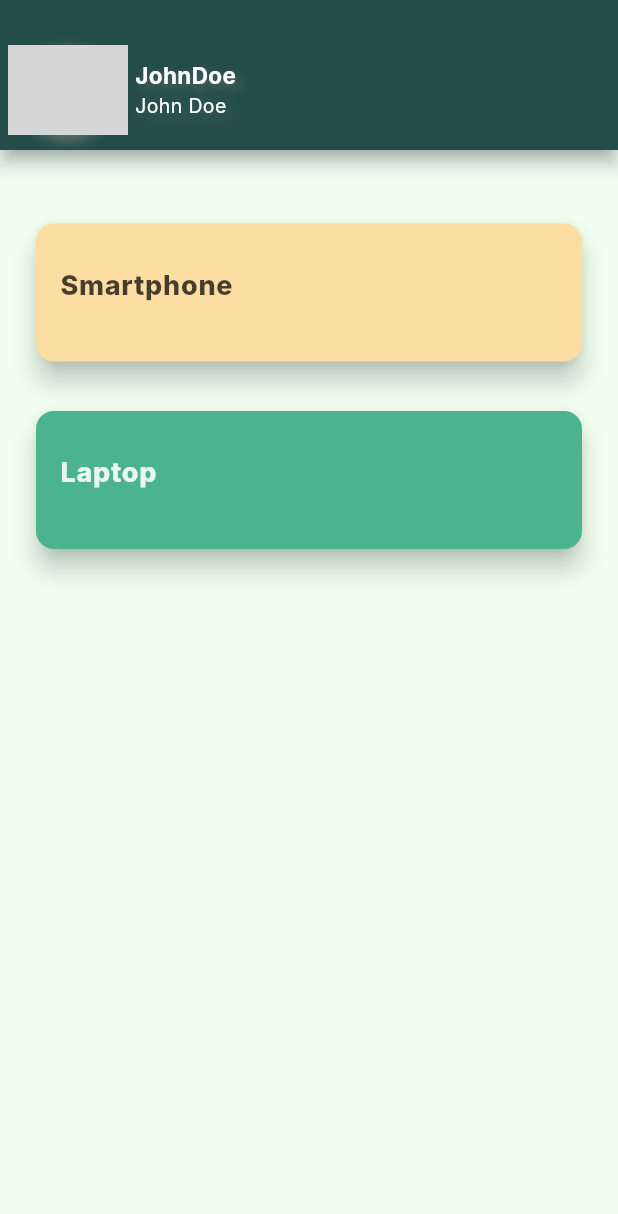
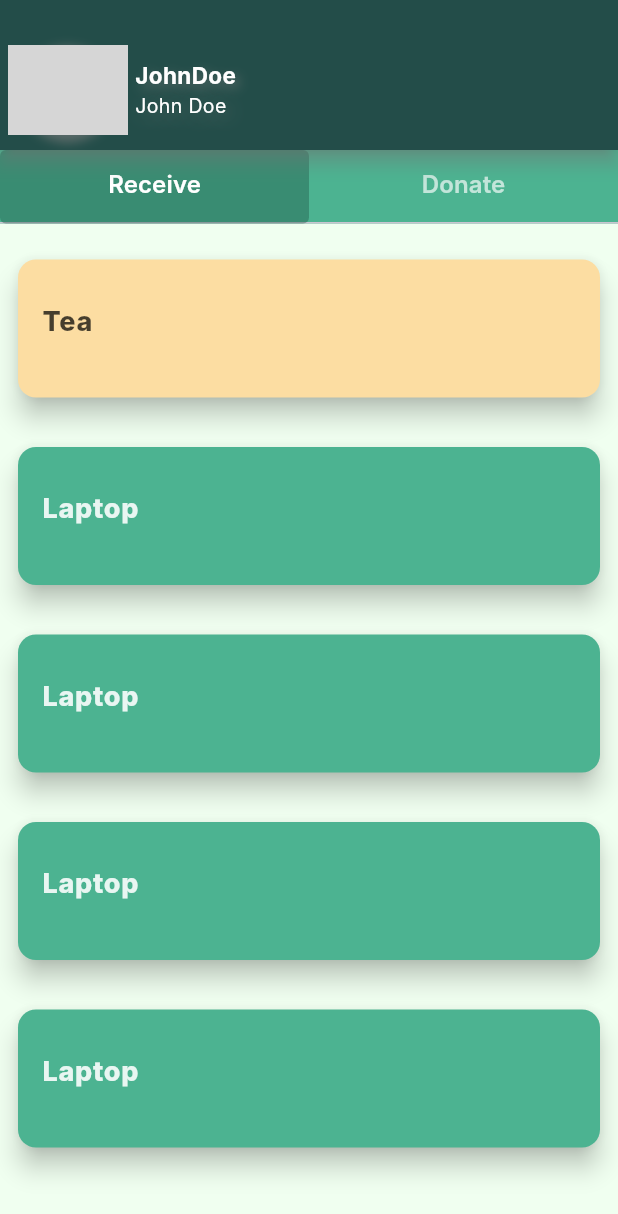
Before and after one commit to Integrated-Project-2-Needful/NeedFul, a Flutter app: the FirstHomePage screen opened directly, on a phone screen of 412 x 824 dp. Shown: the top 1214 px of the screen. Run offline on Flutter 3.47's test engine with Material 3 defaults, Android fonts, the phone set to English and light mode, and no system bars; our stand-ins replace dio, image_picker; missing offline and left inert: flutter_floating_bottom_bar; network calls fail; Roboto replaces fonts that are missing (Inter); grey boxes are pictures that could not be loaded.

Commit message:
Add Homepage button
and a bunch more read log

```diff
--- a/needful/lib/Pages/Home/FirstHomePage.dart
+++ b/needful/lib/Pages/Home/FirstHomePage.dart
@@ -2,6 +2,8 @@
 import 'package:flutter/material.dart';
 import 'package:needful/Components/profile_bar.dart';
 import 'package:needful/Utils/color_use.dart';
+import 'package:needful/widgets/HomepageDonate.dart';
+import 'package:needful/widgets/HomepageReceive.dart';
 import 'package:needful/widgets/card_widget.dart';
 // import 'package:sweet_favors/Utils/text_use.dart';
 // import 'package:sweet_favors/provider/token_provider.dart';
@@ -18,7 +20,8 @@ class FirstHomePage extends StatefulWidget {
   State<FirstHomePage> createState() => _FirstHomePageState();
 }
 
-class _FirstHomePageState extends State<FirstHomePage> {
+class _FirstHomePageState extends State<FirstHomePage> with SingleTickerProviderStateMixin {
+  late TabController _tabController;
   String? username;
   String? email;
   String? img;
@@ -33,6 +36,7 @@ class _FirstHomePageState extends State<FirstHomePage> {
     super.initState();
     fetchUserData();
     fetchItems();
+    _tabController = TabController(length: 2, vsync: this);
   }
 
   Future<void> fetchUserData() async {
@@ -239,52 +243,42 @@ class _FirstHomePageState extends State<FirstHomePage> {
             //   ),
             // ),
 
-            const SizedBox(height: 25.0), // Spacing between profile and card
 
-            Expanded(
-              child:Padding(
-                padding: const EdgeInsets.all(20.0),
-                child:
-               FutureBuilder<List<components.Itemlist>>(
-                future: fetchItems(),
-                builder: (context, snapshot) {
-                  if (snapshot.connectionState == ConnectionState.waiting) {
-                    return const Center(child: CircularProgressIndicator());
-                  } else if (snapshot.hasError) {
-                    return Center(child: Text('Error: ${snapshot.error}'));
-                  } else {
-                    items = snapshot.data!;
-                    if (items.isEmpty) {
-                      return const Center(
-                          child: Text(
-                        'You don\'t have a wish yet.',
-                        textAlign: TextAlign.center,
-                        style: TextStyle(fontSize: 16),
-                      ));
-                    } else {
-                      return ListView.builder(
-                        itemCount: items.length,
-                        itemBuilder: (context, index) {
-                          final wishlist = items[index];
-                          return CardWidget(
-                            product: wishlist.itemname,
-                            grantBy: wishlist.userNameOfGranter,
-                            grantedByUserId: wishlist.grantedByUserId,
-                            wishlistId: wishlist.itemlistId,
-                            username:
-                                username, // Access from the surrounding scope
-                            userid: userid, // Access from the surrounding scope
-                            alreadyBought: wishlist.alreadyBought,
-                            // onUpdate: refreshWishlists,
-                          );
-                        },
-                      );
-                    }
-                  }
-                },
+            Container(
+            color: const Color(0xFF4CB391),
+            child: TabBar(
+              controller: _tabController,
+              tabs: const [
+                Tab(text: 'Receive'),
+                Tab(text: 'Donate'),
+              ],
+              labelStyle: const TextStyle(
+                fontSize: 16,
+                fontWeight: FontWeight.w600,
               ),
+              indicator: BoxDecoration(
+                color: const Color.fromARGB(97, 27, 77, 63),
+                borderRadius: BorderRadius.circular(4),
+              ),
+              indicatorSize: TabBarIndicatorSize.tab,
+              indicatorWeight: 3,
+              indicatorPadding: EdgeInsets.zero,
+              indicatorColor: Colors.transparent,
+              labelColor: Colors.white,
+              unselectedLabelColor: const Color.fromARGB(169, 255, 255, 255),
             ),
-      )],
+
+          ),
+          const SizedBox(height: 12.0), // Spacing between profile and card
+          Expanded(
+            child: TabBarView(
+              controller: _tabController,
+              children: const [
+                HomePageReceive(),
+                HomePageDonate(),
+              ],
+            ),
+          ),],
         ),
       );
   }
--- a/needful/lib/Utils/text_use.dart
+++ b/needful/lib/Utils/text_use.dart
@@ -4,7 +4,7 @@ import 'package:needful/Utils/color_use.dart';
 class TextStyles {
   static TextStyle headingStyle() {
     return const TextStyle(
-      color: colorUse.textColorButton,
+      color: Color.fromARGB(255, 0, 0, 0),
       fontSize: 22.0,
       fontWeight: FontWeight.bold,
     );
--- /dev/null
+++ b/needful/lib/widgets/HomePageReceive.dart
@@ -0,0 +1,160 @@
+import 'package:flutter/material.dart';
+import 'package:needful/Pages/Item/Item_details.dart';
+import 'package:needful/Utils/color_use.dart';
+import 'package:needful/components/integrate_model.dart' as components;
+import 'package:needful/widgets/card_widget.dart';
+// import 'package:sweet_favors/Utils/color_use.dart';
+// import 'package:sweet_favors/pages/Friends/friend_wishlist_followers.dart';
+// import 'package:sweet_favors/components/follower_model.dart';
+// import 'package:sweet_favors/provider/token_provider.dart';
+// import 'package:sweet_favors/services/follower_service.dart';
+
+class HomePageReceive extends StatefulWidget {
+  const HomePageReceive({super.key});
+
+  @override
+  State<HomePageReceive> createState() => _HomePageReceiveState();
+}
+
+class _HomePageReceiveState extends State<HomePageReceive> {
+  // late FollowerService _followerService;
+  // late Future<List<Follower>> _followersFuture;
+  List<components.Itemlist> items = [];
+
+  @override
+  void initState() {
+    super.initState();
+    // _followerService = FollowerService(Dio());
+    // _followersFuture = _fetchFollowers();
+  }
+
+  // Future<List<Follower>> _fetchFollowers() async {
+  //   final token = Provider.of<TokenProvider>(context, listen: false).token;
+  //   final userId = Provider.of<TokenProvider>(context, listen: false).userId;
+  //   final followers =
+  //       await _followerService.fetchFollowersOfCurrentUser(token!, userId!);
+  //   return followers;
+  // }
+
+  Future<List<components.Itemlist>> fetchItems() async {
+    // Mock data
+    final List<Map<String, dynamic>> mockData = [
+      {
+        'wishlist_id': 1,
+        'user_id': 101,
+        'itemname': 'Tea',
+        'price': 699,
+        'link_url': 'https://img.freepik.com/free-photo/zen-balancing-pebbles-misty-lake_53876-138198.jpg',
+        'item_pic': 'https://cdn-prod.medicalnewstoday.com/content/images/articles/324/324771/close-up-of-a-cup-of-tea.jpg',
+        'already_bought': false,
+        'username_of_granter': 'Alice',
+        'username_of_wishlist': 'Bob',
+        'granted_by_user_id': 201,
+      },
+      {
+        'wishlist_id': 2,
+        'user_id': 102,
+        'itemname': 'Laptop',
+        'price': 999,
+        'link_url': 'https://img.freepik.com/free-photo/zen-balancing-pebbles-misty-lake_53876-138198.jpg',
+        'item_pic': 'https://reviewed-com-res.cloudinary.com/image/fetch/s--SHZfNhYu--/b_white,c_fill,cs_srgb,f_auto,fl_progressive.strip_profile,g_xy_center,h_668,q_auto,w_1187,x_833,y_803/https://reviewed-production.s3.amazonaws.com/1588384493638/macbook-hero-ii.jpg',
+        'already_bought': true,
+        'username_of_granter': 'Charlie',
+        'username_of_wishlist': 'Dave',
+        'granted_by_user_id': 202,
+      },
+      {
+        'wishlist_id': 2,
+        'user_id': 102,
+        'itemname': 'Laptop',
+        'price': 999,
+        'link_url': 'https://img.freepik.com/free-photo/zen-balancing-pebbles-misty-lake_53876-138198.jpg',
+        'item_pic': 'https://reviewed-com-res.cloudinary.com/image/fetch/s--SHZfNhYu--/b_white,c_fill,cs_srgb,f_auto,fl_progressive.strip_profile,g_xy_center,h_668,q_auto,w_1187,x_833,y_803/https://reviewed-production.s3.amazonaws.com/1588384493638/macbook-hero-ii.jpg',
+        'already_bought': true,
+        'username_of_granter': 'Charlie',
+        'username_of_wishlist': 'Dave',
+        'granted_by_user_id': 202,
+      },
+      {
+        'wishlist_id': 2,
+        'user_id': 102,
+        'itemname': 'Laptop',
+        'price': 999,
+        'link_url': 'https://img.freepik.com/free-photo/zen-balancing-pebbles-misty-lake_53876-138198.jpg',
+        'item_pic': 'https://reviewed-com-res.cloudinary.com/image/fetch/s--SHZfNhYu--/b_white,c_fill,cs_srgb,f_auto,fl_progressive.strip_profile,g_xy_center,h_668,q_auto,w_1187,x_833,y_803/https://reviewed-production.s3.amazonaws.com/1588384493638/macbook-hero-ii.jpg',
+        'already_bought': true,
+        'username_of_granter': 'Charlie',
+        'username_of_wishlist': 'Dave',
+        'granted_by_user_id': 202,
+      },
+      {
+        'wishlist_id': 2,
+        'user_id': 102,
+        'itemname': 'Laptop',
+        'price': 999,
+        'link_url': 'https://img.freepik.com/free-photo/zen-balancing-pebbles-misty-lake_53876-138198.jpg',
+        'item_pic': 'https://reviewed-com-res.cloudinary.com/image/fetch/s--SHZfNhYu--/b_white,c_fill,cs_srgb,f_auto,fl_progressive.strip_profile,g_xy_center,h_668,q_auto,w_1187,x_833,y_803/https://reviewed-production.s3.amazonaws.com/1588384493638/macbook-hero-ii.jpg',
+        'already_bought': true,
+        'username_of_granter': 'Charlie',
+        'username_of_wishlist': 'Dave',
+        'granted_by_user_id': 202,
+      },
+    ];
+
+    // Simulate network delay
+    // await Future.delayed(Duration(seconds: 2));
+
+    // Parse the mock data
+    List<components.Itemlist> items = mockData.map((json) => components.Itemlist.fromJson(json)).toList();
+
+    setState(() {
+      this.items = items;
+    });
+
+    return items;
+  }
+
+  @override
+  Widget build(BuildContext context) {
+    return Container(
+      margin: const EdgeInsets.all(8),
+      child: FutureBuilder<List<components.Itemlist>>(
+                future: fetchItems(),
+                builder: (context, snapshot) {
+                  if (snapshot.connectionState == ConnectionState.waiting) {
+                    return const Center(child: CircularProgressIndicator());
+                  } else if (snapshot.hasError) {
+                    return Center(child: Text('Error: ${snapshot.error}'));
+                  } else {
+                    items = snapshot.data!;
+                    if (items.isEmpty) {
+                      return const Center(
+                          child: Text(
+                        'You don\'t have a wish yet.',
+                        textAlign: TextAlign.center,
+                        style: TextStyle(fontSize: 16),
+                      ));
+                    } else {
+                      return ListView.builder(
+                        itemCount: items.length,
+                        itemBuilder: (context, index) {
+                          final itemlist = items[index];
+                          return CardWidget(
+                            product: itemlist.itemname,
+                            grantBy: itemlist.userNameOfGranter,
+                            grantedByUserId: itemlist.grantedByUserId,
+                            wishlistId: itemlist.itemlistId,
+                            username:itemlist.userNameOfGranter, // Access from the surrounding scope
+                            userid: itemlist.userId, // Access from the surrounding scope
+                            alreadyBought: itemlist.alreadyBought,
+                            // onUpdate: refreshWishlists,
+                          );
+                        },
+                      );
+                    }
+                  }
+                },
+              ),
+    );
+  }
+}
```
Also changed, not shown: needful/lib/Pages/Item/Item_details.dart (+12 -12 lines), needful/lib/widgets/HomePageDonate.dart (added, +124 -0 lines).
